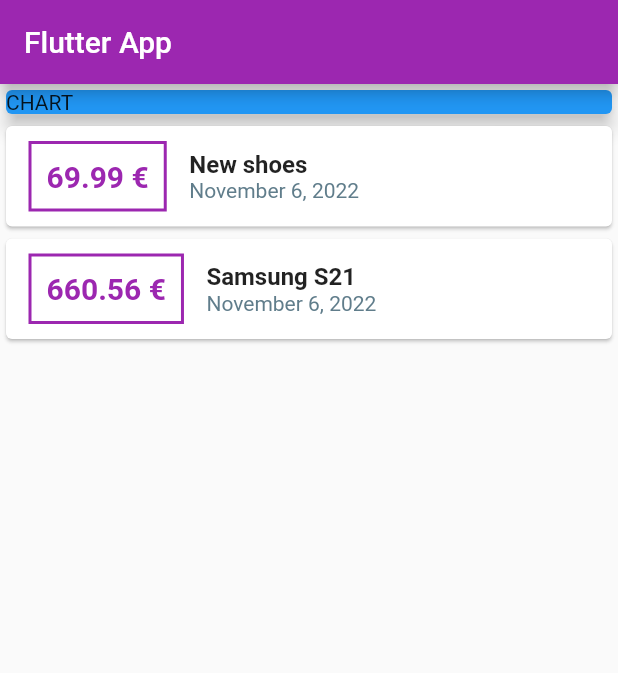
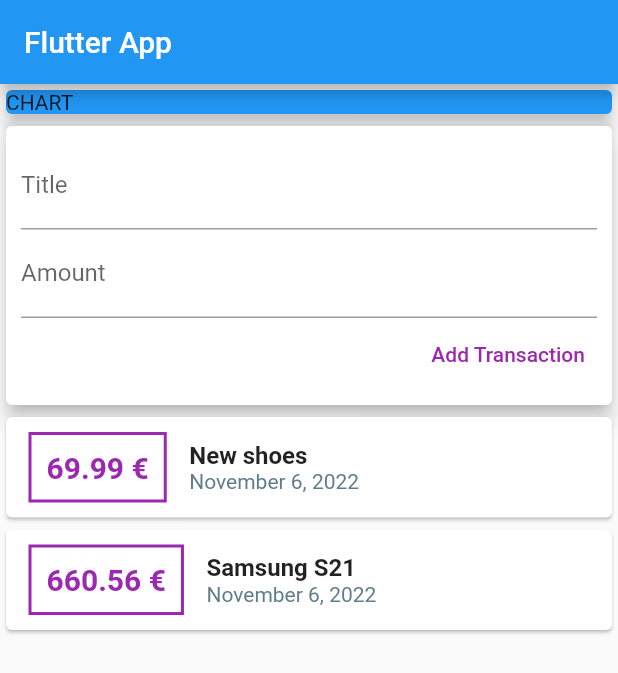
Before and after one commit to r0pe-12/personal_exspenses_app_old, a Flutter app: the screen it shows after launch, on a phone screen of 412 x 824 dp. Shown: the top 673 px of the screen. Run offline on Flutter 3.47's test engine with Material 2 defaults, Android fonts, the phone set to English and light mode, and no system bars.

Commit message:
added text input and fetched text input data on sumbit

```diff
--- a/lib/main.dart
+++ b/lib/main.dart
@@ -16,7 +16,7 @@ class MyApp extends StatelessWidget {
       debugShowCheckedModeBanner: false,
       title: 'Flutter App',
       theme: ThemeData(
-        primarySwatch: Colors.purple,
+        primarySwatch: Colors.blue,
       ),
       home: MyHomePage(),
     );
@@ -41,6 +41,12 @@ class MyHomePage extends StatelessWidget {
     ),
   ];
 
+  // String? titleInput;
+  // String? amountInput;
+
+  final titleController = TextEditingController();
+  final amountController = TextEditingController();
+
   @override
   Widget build(BuildContext context) {
     return Scaffold(
@@ -55,6 +61,32 @@ class MyHomePage extends StatelessWidget {
               elevation: 5,
               color: Colors.blue,
               child: Text('CHART'),
+            ),
+          ),
+          Card(
+            elevation: 5,
+            child: Padding(
+              padding: const EdgeInsets.all(10),
+              child: Column(
+                crossAxisAlignment: CrossAxisAlignment.end,
+                children: [
+                  TextField(
+                    // onChanged: ((value) => titleInput = value),
+                    controller: titleController,
+                    decoration: const InputDecoration(labelText: 'Title'),
+                  ),
+                  TextField(
+                    // onChanged: ((value) => amountInput = value),
+                    controller: amountController,
+                    decoration: const InputDecoration(labelText: 'Amount'),
+                  ),
+                  TextButton(
+                    style: TextButton.styleFrom(foregroundColor: Colors.purple),
+                    onPressed: () {},
+                    child: const Text('Add Transaction'),
+                  )
+                ],
+              ),
             ),
           ),
           Column(
```
